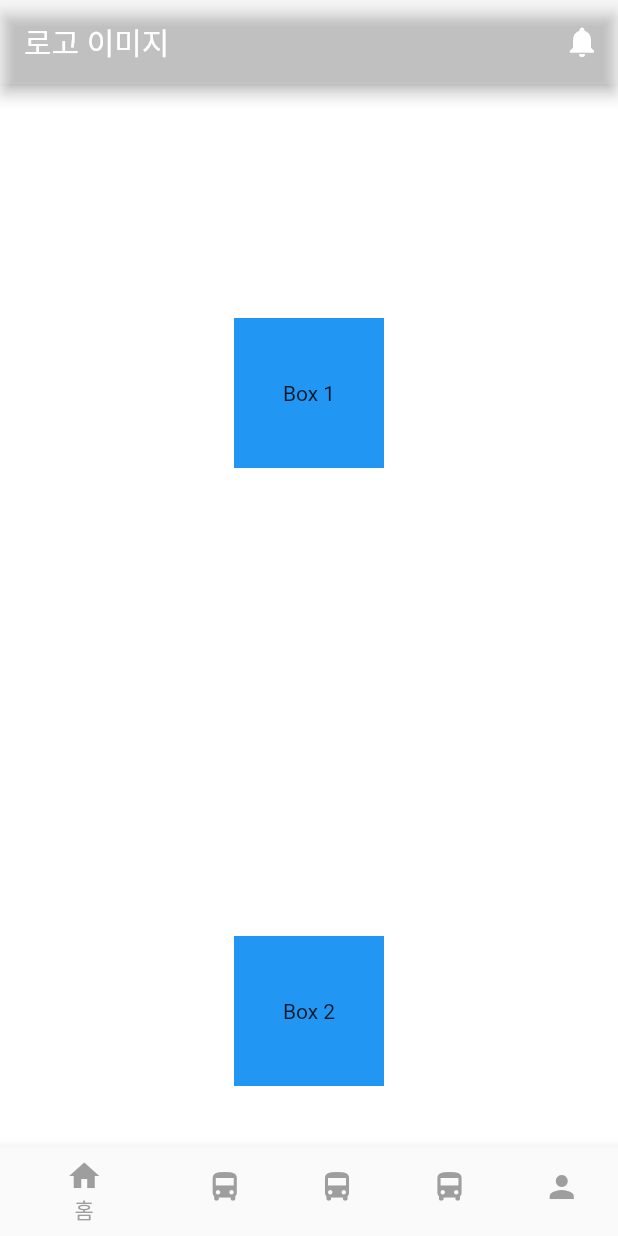
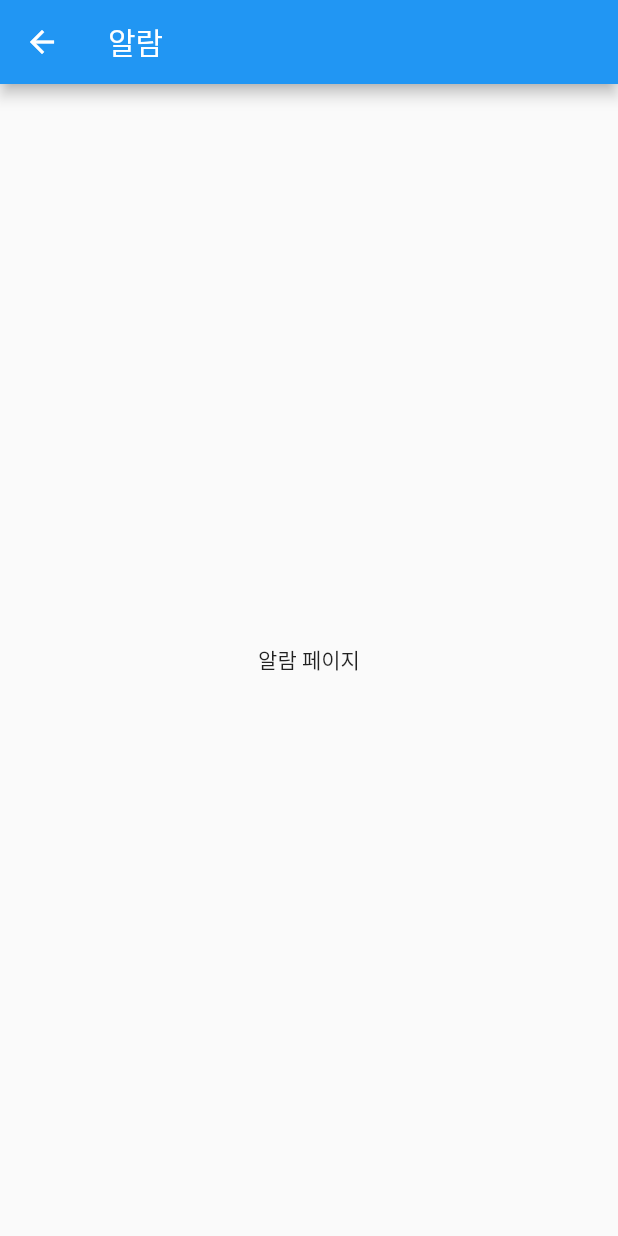
Before and after one commit to hangyel123/traffic, a Flutter app: the screen it shows after launch, after a tap on the "notifications" icon, on a phone screen of 412 x 824 dp. Run offline on Flutter 3.47's test engine with Material 2 defaults, Android fonts, the phone set to English and light mode, and no system bars.

Commit message:
페이지 전환 수정, 알람 페이지 추가

```diff
--- a/lib/main.dart
+++ b/lib/main.dart
@@ -1,58 +1,81 @@
 import 'package:flutter/material.dart';
+import './screens/Bus.dart';
+import './screens/Downtown.dart';
+import './screens/MyPage.dart';
+import './screens/Out_Of_Town.dart';
+import './screens/alarm.dart';
 
 void main() => runApp(MyApp());
 
 class MyApp extends StatelessWidget {
-  const MyApp({super.key});
-
   @override
   Widget build(BuildContext context) {
     return MaterialApp(
       title: 'YUB',
       home: MainPage(),
+      routes: {
+        '/alarm': (context) => AlarmScreen(),
+      },
     );
   }
 }
 
-class MainPage extends StatelessWidget {
-  const MainPage({super.key});
+class MainPage extends StatefulWidget {
+  @override
+  _MainPageState createState() => _MainPageState();
+}
+
+class _MainPageState extends State<MainPage> {
+  int _selectedIndex = 0;
+  final List<Widget> _pages = [
+    Center(child: Text('홈 페이지')),
+    Center(child: Text('시내 셔틀 페이지')),
+    Center(child: Text('시외 셔틀 페이지')),
+    Center(child: Text('시내 버스 페이지')),
+    Center(child: Text('마이 페이지')),
+  ];
 
   @override
   Widget build(BuildContext context) {
     return Scaffold(
-      backgroundColor: Colors.white,
       appBar: AppBar(
         title: Text('로고 이미지'),
         backgroundColor: Colors.white10,
         actions: [
           IconButton(
             icon: Icon(Icons.notifications),
-            onPressed: () {},
+            onPressed: () {
+              Navigator.pushNamed(context, '/alarm');
+            },
           ),
         ],
       ),
-      body: GridView.count(
-        crossAxisCount: 1, // 열의 개수
-        children: List.generate(3, (index) {
-          return Center(
-            child: Container(
-              width: 100, // 박스의 너비
-              height: 100, // 박스의 높이
-              color: Colors.blue, // 박스의 색상
-              child: Center(
-                child: Text('Box ${index + 1}'), // 박스 안에 표시될 텍스트
-              ),
-            ),
+      body: AnimatedSwitcher(
+        duration: Duration(milliseconds: 300),
+        child: _pages[_selectedIndex],
+        transitionBuilder: (child, animation) {
+          return SlideTransition(
+            position: Tween<Offset>(
+              begin: const Offset(1, 0),
+              end: Offset.zero,
+            ).animate(animation),
+            child: child,
           );
-        }),
+        },
       ),
       bottomNavigationBar: BottomNavigationBar(
         selectedItemColor: Colors.grey,
         unselectedItemColor: Colors.grey,
-        selectedIconTheme: IconThemeData(color: Colors.grey),
+        selectedIconTheme: IconThemeData(color: Colors.green[300]),
         unselectedIconTheme: IconThemeData(color: Colors.grey),
-        selectedLabelStyle: TextStyle(color: Colors.grey),
+        selectedLabelStyle: TextStyle(color: Colors.green[300]),
         unselectedLabelStyle: TextStyle(color: Colors.grey),
+        currentIndex: _selectedIndex,
+        onTap: (index) {
+          setState(() {
+            _selectedIndex = index;
+          });
+        },
         items: [
           BottomNavigationBarItem(
             icon: Icon(Icons.home),
--- /dev/null
+++ b/lib/screens/alarm.dart
@@ -0,0 +1,15 @@
+import 'package:flutter/material.dart';
+
+class AlarmScreen extends StatelessWidget {
+  @override
+  Widget build(BuildContext context) {
+    return Scaffold(
+      appBar: AppBar(
+        title: Text('알람'),
+      ),
+      body: Center(
+        child: Text('알람 페이지'),
+      ),
+    );
+  }
+}
```
Also changed, not shown: lib/screens/Bus.dart (added, +15 -0 lines), lib/screens/Downtown.dart (added, +15 -0 lines), lib/screens/MyPage.dart (added, +15 -0 lines), lib/screens/Out_Of_Town.dart (added, +15 -0 lines), 1 other file.
